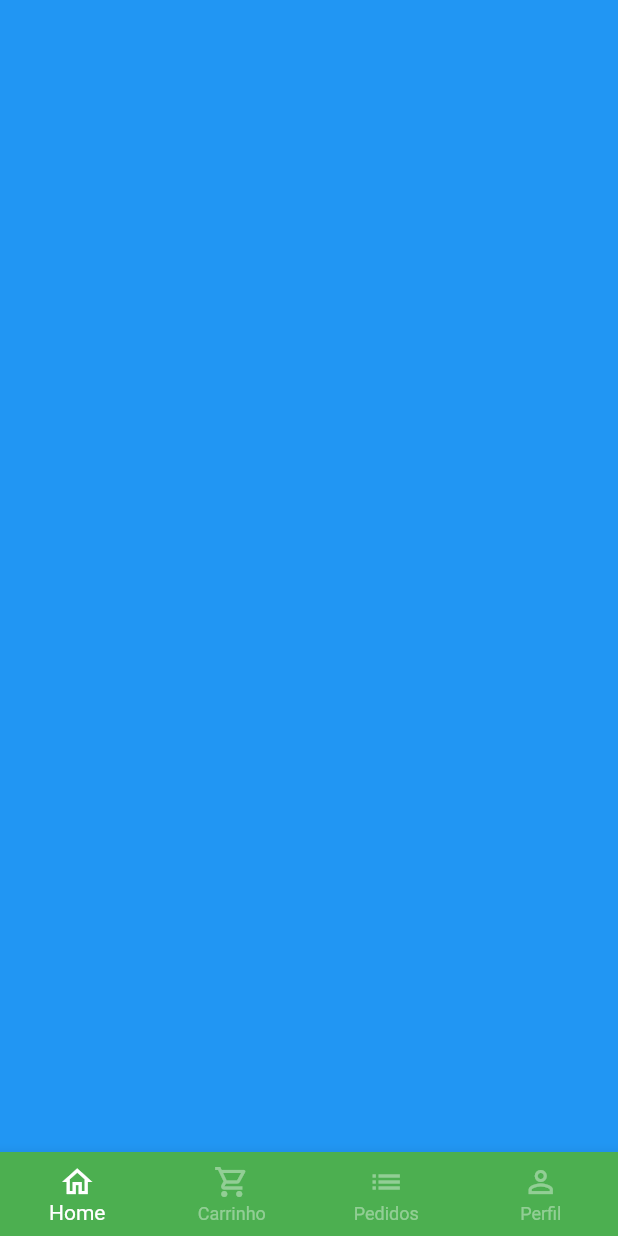
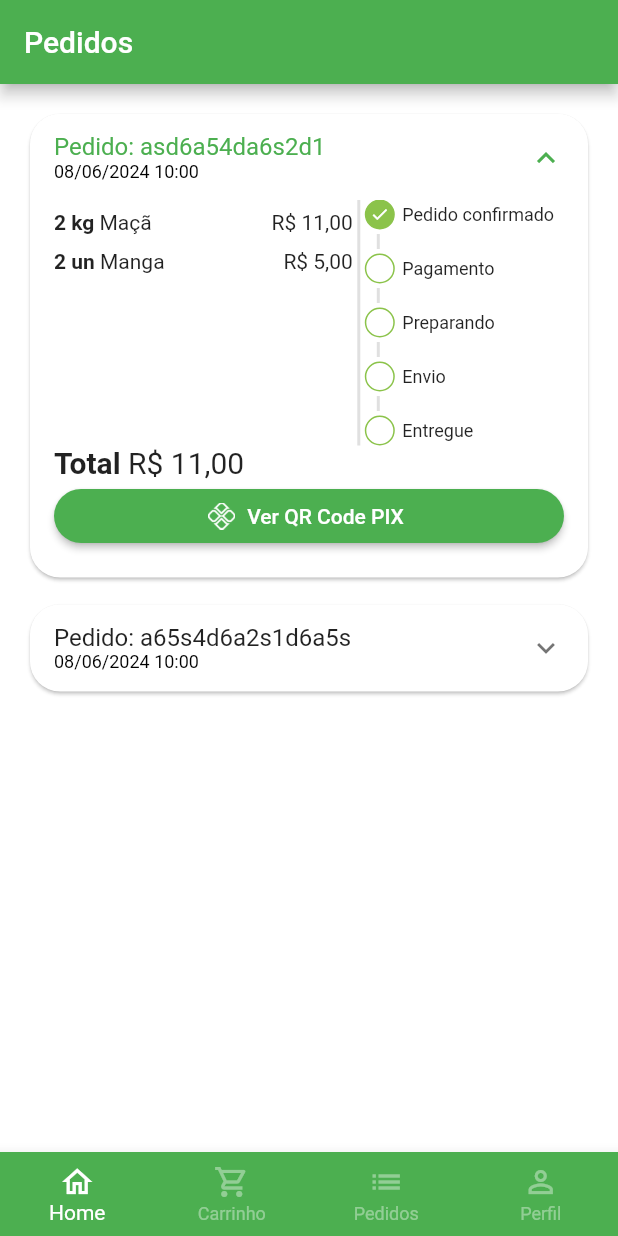
Before and after one commit to leosjcti/flutter_projects, a Flutter app: the BaseScreen screen opened directly, swiped to page 3, on a phone screen of 412 x 824 dp. Run offline on Flutter 3.47's test engine with Material 2 defaults, Android fonts, the phone set to English and light mode, and no system bars; our stand-ins replace animated_text_kit, flutter_slidable, mask_text_input_formatter, qr_flutter, shared_preferences, transparent_image; missing offline and left inert: flutter_share; accounts and stored records are empty.

Commit message:
Quitanda: Conclusão da tela de pedidos e pagamento PIX

```diff
--- a/quitanda/lib/src/config/app_data.dart
+++ b/quitanda/lib/src/config/app_data.dart
@@ -2,6 +2,7 @@
 import 'package:quitanda/src/models/user_model.dart';
 
 import '../models/cart_item_model.dart';
+import '../models/order_model.dart';
 
 ItemModel apple = ItemModel(
   description:
@@ -85,4 +86,51 @@
   email: 'leo@email.com',
   phone: '12 9 9999-9999',
   cpf: '999.999.999-99',
-  password: '',);
+  password: '',
+);
+
+List<OrderModel> orders = [
+  // Pedido 01
+  OrderModel(
+    copyAndPaste: 'q1w2e3r4t5y6',
+    createdDateTime: DateTime.parse(
+      '2024-06-08 10:00:10.458',
+    ),
+    overdueDateTime: DateTime.parse(
+      '2024-06-08 11:00:10.458',
+    ),
+    id: 'asd6a54da6s2d1',
+    status: 'pending_payment',
+    total: 11.0,
+    items: [
+      CartItemModel(
+        item: apple,
+        quantity: 2,
+      ),
+      CartItemModel(
+        item: mango,
+        quantity: 2,
+      ),
+    ],
+  ),
+
+  // Pedido 02
+  OrderModel(
+    copyAndPaste: 'q1w2e3r4t5y6',
+    createdDateTime: DateTime.parse(
+      '2024-06-08 10:00:10.458',
+    ),
+    overdueDateTime: DateTime.parse(
+      '2024-06-08 11:00:10.458',
+    ),
+    id: 'a65s4d6a2s1d6a5s',
+    status: 'delivered',
+    total: 11.5,
+    items: [
+      CartItemModel(
+        item: guava,
+        quantity: 1,
+      ),
+    ],
+  ),
+];
--- /dev/null
+++ b/quitanda/lib/src/models/order_model.dart
@@ -0,0 +1,21 @@
+import 'package:quitanda/src/models/cart_item_model.dart';
+
+class OrderModel {
+  String id;
+  DateTime createdDateTime;
+  DateTime overdueDateTime;
+  List<CartItemModel> items;
+  String status;
+  String copyAndPaste;
+  double total;
+
+  OrderModel({
+    required this.id,
+    required this.createdDateTime,
+    required this.overdueDateTime,
+    required this.items,
+    required this.status,
+    required this.copyAndPaste,
+    required this.total,
+  });
+}
--- a/quitanda/lib/src/pages/base/base_screen.dart
+++ b/quitanda/lib/src/pages/base/base_screen.dart
@@ -2,6 +2,8 @@
 import 'package:quitanda/src/pages/cart/cart_tab.dart';
 import 'package:quitanda/src/pages/home/home_tab.dart';
 import 'package:quitanda/src/pages/profile/profile_tab.dart';
+
+import '../orders/orders_tab.dart';
 
 class BaseScreen extends StatefulWidget {
   const BaseScreen({super.key});
@@ -17,17 +19,11 @@
   @override
   Widget build(BuildContext context) {
     return Scaffold(
-
       //Paginas dos botoes
       body: PageView(
         physics: const NeverScrollableScrollPhysics(),
         controller: pageController,
-        children: [
-          const HomeTab(),
-          const CartTab(),
-          Container(color: Colors.blue),
-          const ProfileTab()
-        ],
+        children: const [HomeTab(), CartTab(), OrdersTab(), ProfileTab()],
       ),
 
       //Botão de Navegação
--- a/quitanda/lib/src/pages/cart/cart_tab.dart
+++ b/quitanda/lib/src/pages/cart/cart_tab.dart
@@ -4,6 +4,8 @@
 import 'package:quitanda/src/pages/cart/components/cart_tile.dart';
 import 'package:quitanda/src/services/utils_services.dart';
 import 'package:quitanda/src/config/app_data.dart' as appData;
+
+import '../common_widgets/payment_dialog.dart';
 
 class CartTab extends StatefulWidget {
   const CartTab({super.key});
@@ -93,8 +95,18 @@
                         borderRadius: BorderRadius.circular(18),
                       ),
                     ),
-                    onPressed: () {
-                      showOrderConfirmation();
+                    onPressed: () async {
+                      bool ? result = await showOrderConfirmation();
+
+                      if(result ?? false) {
+                        showDialog(
+                          context: context,
+                          builder: (context) {
+                            return PaymentDialog(order: appData.orders.first,
+                            );
+                          },
+                        );
+                      }
                     },
                     child: const Text(
                       'Concluir Pedido',
--- /dev/null
+++ b/quitanda/lib/src/pages/common_widgets/payment_dialog.dart
@@ -0,0 +1,99 @@
+import 'package:flutter/material.dart';
+import 'package:qr_flutter/qr_flutter.dart';
+import 'package:quitanda/src/models/order_model.dart';
+import 'package:quitanda/src/services/utils_services.dart';
+
+class PaymentDialog extends StatelessWidget {
+  PaymentDialog({super.key, required this.order});
+
+  final OrderModel order;
+  final UtilServices utilServices = UtilServices();
+
+  @override
+  Widget build(BuildContext context) {
+    return Dialog(
+      shape: RoundedRectangleBorder(borderRadius: BorderRadius.circular(20)),
+      child: Stack(
+        alignment: Alignment.center,
+        children: [
+          //Conteudo
+          Padding(
+            padding: const EdgeInsets.all(8.0),
+            child: Column(
+              mainAxisSize: MainAxisSize.min,
+              children: [
+                //Titulo
+                const Padding(
+                  padding: EdgeInsets.symmetric(vertical: 10),
+                  child: Text(
+                    'Pagamento com PIX,',
+                    style: TextStyle(
+                      fontSize: 18,
+                      fontWeight: FontWeight.bold,
+                    ),
+                  ),
+                ),
+
+                //QR Code
+                QrImageView(
+                  data: 'cee53#%&*Fd¨fef123dw4',
+                  version: QrVersions.auto,
+                  size: 200.0,
+                ),
+
+                //Vencimento
+                Text(
+                  'Vencimento: ${utilServices.formatDateTime(order.overdueDateTime)}',
+                  style: const TextStyle(
+                    fontSize: 12,
+                  ),
+                ),
+
+                //Total
+                Text(
+                  'Total: ${utilServices.priceToCurrency(order.total)}',
+                  style: const TextStyle(
+                    fontSize: 17,
+                    fontWeight: FontWeight.bold,
+                  ),
+                ),
+
+                //Botão copia e cola
+                OutlinedButton.icon(
+                  style: OutlinedButton.styleFrom(
+                      shape: RoundedRectangleBorder(
+                        borderRadius: BorderRadius.circular(20),
+                      ),
+                      side: const BorderSide(
+                        width: 2,
+                        color: Colors.green,
+                      )),
+                  onPressed: () {},
+                  icon: const Icon(
+                    Icons.copy,
+                    size: 15,
+                  ),
+                  label: const Text(
+                    'Copiar código PIX',
+                    style: TextStyle(fontSize: 13),
+                  ),
+                )
+              ],
+            ),
+          ),
+
+          Positioned(
+            top: 0,
+            right: 0,
+            child: IconButton(
+              onPressed: () {
+                Navigator.of(context).pop();
+              },
+              icon: const Icon(Icons.close),
+            ),
+          ),
+        ],
+      ),
+    );
+  }
+}
--- /dev/null
+++ b/quitanda/lib/src/pages/orders/components/order_status_widget.dart
@@ -0,0 +1,138 @@
+import 'package:flutter/material.dart';
+import 'package:quitanda/src/config/custom_colors.dart';
+
+class OrderStatusWidget extends StatelessWidget {
+  OrderStatusWidget({super.key, required this.status, required this.isOverdue});
+
+  final String status;
+  final bool isOverdue;
+
+  final Map<String, int> allStatus = <String, int>{
+    'pending_payment': 0,
+    'refunded': 1,
+    'paid': 2,
+    'preparing_purchase': 3,
+    'shipping': 4,
+    'delivered': 5,
+  };
+
+  int get currentStatus => allStatus[status]!;
+
+  @override
+  Widget build(BuildContext context) {
+    return Column(
+      crossAxisAlignment: CrossAxisAlignment.start,
+      children: [
+        const _StatusDot(
+          title: 'Pedido confirmado',
+          isActive: true,
+        ),
+        _CustomDivider(),
+        if (currentStatus == 1) ...[
+          //Adicionando nova lista
+          const _StatusDot(
+            isActive: true,
+            title: 'PIX estornado',
+            backgroundColor: Colors.orange,
+          )
+        ] else if (isOverdue) ...[
+          const _StatusDot(
+            isActive: true,
+            title: 'Pagamento Pix vencido',
+            backgroundColor: Colors.red,
+          ),
+        ] else ...[
+          _StatusDot(
+            isActive: currentStatus >= 2,
+            title: 'Pagamento',
+          ),
+          _CustomDivider(),
+          _StatusDot(
+            isActive: currentStatus >= 3,
+            title: 'Preparando',
+          ),
+          _CustomDivider(),
+          _StatusDot(
+            isActive: currentStatus >= 4,
+            title: 'Envio',
+          ),
+          _CustomDivider(),
+          _StatusDot(
+            isActive: currentStatus >= 5,
+            title: 'Entregue',
+          ),
+        ]
+      ],
+    );
+  }
+}
+
+class _CustomDivider extends StatelessWidget {
+  const _CustomDivider({super.key});
+
+  @override
+  Widget build(BuildContext context) {
+    return Container(
+      margin: const EdgeInsets.symmetric(horizontal: 8, vertical: 3),
+      height: 10,
+      width: 2,
+      color: Colors.grey.shade300,
+    );
+  }
+}
+
+class _StatusDot extends StatelessWidget {
+  const _StatusDot(
+      {super.key,
+      required this.isActive,
+      required this.title,
+      this.backgroundColor});
+
+  final bool isActive;
+  final String title;
+  final Color? backgroundColor;
+
+  @override
+  Widget build(BuildContext context) {
+    return Row(
+      children: [
+        //Dot
+        Container(
+          alignment: Alignment.center,
+          height: 20,
+          width: 20,
+          decoration: BoxDecoration(
+            shape: BoxShape.circle,
+            border: Border.all(
+              color: CustomColors.customSwatchColor,
+            ),
+            color: isActive
+                ? backgroundColor ?? CustomColors.customSwatchColor
+                : Colors.transparent,
+          ),
+          child: isActive
+              ? const Icon(
+                  Icons.check,
+                  size: 13,
+                  color: Colors.white,
+                )
+              : const SizedBox.shrink(),
+        ),
+
+        const SizedBox(
+          width: 5,
+        ),
+
+        //Texto
+        Expanded(
+          child: Text(
+            title,
+            style: const TextStyle(
+              fontSize: 12,
+            ),
+          ),
+        ),
+      ],
+    );
+  }
+}
--- /dev/null
+++ b/quitanda/lib/src/pages/orders/components/order_tile.dart
@@ -0,0 +1,155 @@
+import 'package:flutter/material.dart';
+import 'package:quitanda/src/models/cart_item_model.dart';
+import 'package:quitanda/src/models/order_model.dart';
+import 'package:quitanda/src/pages/common_widgets/payment_dialog.dart';
+import 'package:quitanda/src/services/utils_services.dart';
+
+import 'order_status_widget.dart';
+
+class OrderTile extends StatelessWidget {
+  OrderTile({super.key, required this.order});
+
+  final OrderModel order;
+
+  final UtilServices utilServices = UtilServices();
+
+  @override
+  Widget build(BuildContext context) {
+    return Card(
+      shape: RoundedRectangleBorder(borderRadius: BorderRadius.circular(20)),
+      child: Theme(
+        data: Theme.of(context).copyWith(dividerColor: Colors.transparent),
+        child: ExpansionTile(
+          initiallyExpanded: order.status == 'pending_payment',
+          title: Column(
+            mainAxisSize: MainAxisSize.min,
+            crossAxisAlignment: CrossAxisAlignment.start,
+            children: [
+              Text('Pedido: ${order.id}'),
+              Text(
+                utilServices.formatDateTime(order.createdDateTime),
+                style: const TextStyle(
+                  fontSize: 12,
+                  color: Colors.black,
+                ),
+              ),
+            ],
+          ),
+          childrenPadding: const EdgeInsets.fromLTRB(16, 0, 16, 16),
+          expandedCrossAxisAlignment: CrossAxisAlignment.stretch,
+          children: [
+            IntrinsicHeight(
+              child: Row(
+                children: [
+                  //Lista de Produtos
+                  Expanded(
+                      flex: 3,
+                      child: SizedBox(
+                        height: 150,
+                        child: ListView(
+                          children: order.items.map((orderItem) {
+                            return _OrderItemWidget(
+                              utilServices: utilServices,
+                              orderItem: orderItem,
+                            );
+                          }).toList(),
+                        ),
+                      )),
+
+                  //divisão
+                  VerticalDivider(
+                    color: Colors.grey.shade300,
+                    thickness: 2,
+                    width: 8,
+                  ),
+
+                  //Status do pedido
+                  Expanded(
+                    flex: 2,
+                    child: OrderStatusWidget(
+                      status: order.status,
+                      isOverdue: order.overdueDateTime.isBefore(DateTime.now()),
+                    ),
+                  ),
+                ],
+              ),
+            ),
+
+            //Total
+            Text.rich(
+              TextSpan(
+                style: const TextStyle(
+                  fontSize: 20,
+                ),
+                children: [
+                  const TextSpan(
+                    text: 'Total ',
+                    style: TextStyle(
+                      fontWeight: FontWeight.bold,
+                    ),
+                  ),
+                  TextSpan(
+                    text: utilServices.priceToCurrency(order.total),
+                  ),
+                ],
+              ),
+            ),
+
+            //Botão pagamento
+            Visibility(
+              visible: order.status == 'pending_payment',
+              child: ElevatedButton.icon(
+                style: ElevatedButton.styleFrom(
+                  shape: RoundedRectangleBorder(
+                    borderRadius: BorderRadius.circular(20),
+                  ),
+                ),
+                onPressed: () {
+                  showDialog(
+                    context: context,
+                    builder: (context) {
+                      return PaymentDialog(order: order,);
+                    },
+                  );
+                },
+                icon: Image.asset(
+                  'assets/app_images/pix.png',
+                  height: 18,
+                ),
+                label: const Text('Ver QR Code PIX'),
+              ),
+            ),
+          ],
+        ),
+      ),
+    );
+  }
+}
+
+class _OrderItemWidget extends StatelessWidget {
+  const _OrderItemWidget({
+    super.key,
+    required this.utilServices,
+    required this.orderItem,
+  });
+
+  final UtilServices utilServices;
+  final CartItemModel orderItem;
+
+  @override
+  Widget build(BuildContext context) {
+    return Padding(
+      padding: const EdgeInsets.only(bottom: 10),
+      child: Row(
+        children: [
+          Text(
+            '${orderItem.quantity} ${orderItem.item.unit} ',
+            style: const TextStyle(fontWeight: FontWeight.bold),
+          ),
+          Expanded(child: Text(orderItem.item.itemName)),
+          Text(utilServices.priceToCurrency(orderItem.totalPrice()))
+        ],
+      ),
+    );
+  }
+}
--- /dev/null
+++ b/quitanda/lib/src/pages/orders/orders_tab.dart
@@ -0,0 +1,23 @@
+import 'package:flutter/material.dart';
+import 'package:quitanda/src/config/app_data.dart' as appData;
+import 'package:quitanda/src/pages/orders/components/order_tile.dart';
+
+class OrdersTab extends StatelessWidget {
+  const OrdersTab({super.key});
+
+  @override
+  Widget build(BuildContext context) {
+    return Scaffold(
+      appBar: AppBar(
+        title: const Text('Pedidos'),
+      ),
+      body: ListView.separated(
+        padding: const EdgeInsets.all(16),
+        physics: const BouncingScrollPhysics(), //Animação
+        separatorBuilder: (context, index) => const SizedBox(height: 10),
+        itemBuilder: (context, index) => OrderTile(order: appData.orders[index],),
+        itemCount: appData.orders.length,
+      ),
+    );
+  }
+}
--- a/quitanda/lib/src/services/utils_services.dart
+++ b/quitanda/lib/src/services/utils_services.dart
@@ -1,11 +1,20 @@
+import 'package:intl/date_symbol_data_local.dart';
 import 'package:intl/intl.dart';
 
 class UtilServices {
 
   //R$ valor
   String priceToCurrency(double price) {
-
     NumberFormat numberFormat = NumberFormat.simpleCurrency(locale: 'pt_BR');
     return numberFormat.format(price);
   }
+
+  //Formatter Date
+  String formatDateTime(DateTime dateTime) {
+    initializeDateFormatting();
+
+    DateFormat dateFormat = DateFormat.yMd('pt_BR').add_Hm();
+    return dateFormat.format(dateTime);
+  }
+
 }
--- a/quitanda/pubspec.yaml
+++ b/quitanda/pubspec.yaml
@@ -38,6 +38,7 @@
   animated_text_kit: ^4.2.2
   mask_text_input_formatter: ^2.5.0
   intl: ^0.18.1
+  qr_flutter: ^4.1.0
 
 
 dev_dependencies:
@@ -65,6 +66,7 @@
   # To add assets to your application, add an assets section, like this:
   assets:
      - assets/fruits/
+     - assets/app_images/
   #   - images/a_dot_ham.jpeg
 
   # An image asset can refer to one or more resolution-specific "variants", see
```
Also changed, not shown: quitanda/assets/app_images/pix.png (added), quitanda/pubspec.lock. Lines whose indentation alone changed are shown as unchanged.
